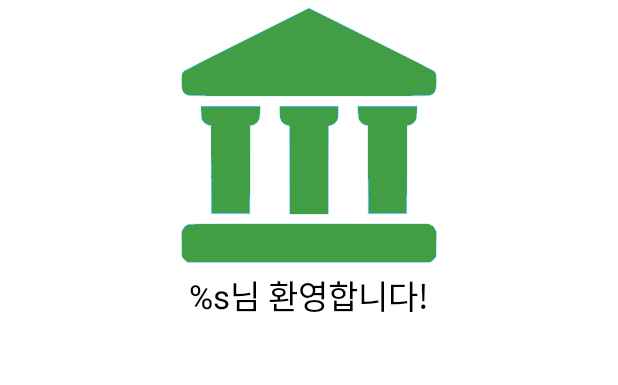
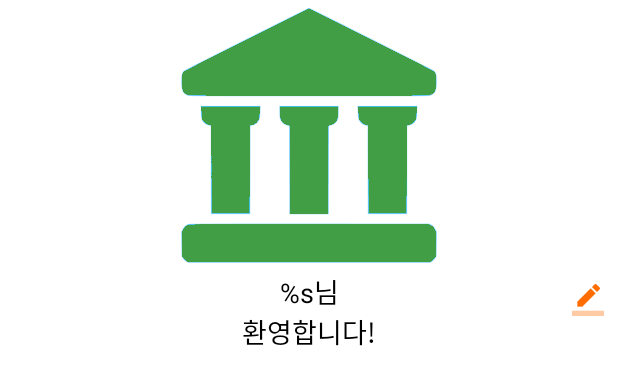
Before and after one commit to MoonGyeongHyeon/Meojium, an Android app: the layout navigation_header.xml on its own in the app's theme, with its tools: preview values and no code run, on a phone screen of 412 x 824 dp. Shown: the top 385 px of the screen. Run offline under Robolectric (Android 15) with nearby library versions, the phone set to English and light mode, and no system bars.

Commit message:
Add Changing Nickname Remove SettingNavigationMenu

```diff
--- a/app/src/main/AndroidManifest.xml
+++ b/app/src/main/AndroidManifest.xml
@@ -13,6 +13,7 @@
         android:allowBackup="false"
         android:icon="@mipmap/ic_launcher"
         android:label="@string/app_name"
+        android:largeHeap="true"
         android:roundIcon="@mipmap/ic_launcher_round"
         android:supportsRtl="true"
         android:theme="@style/AppTheme.NoActionBar"
--- a/app/src/main/java/com/moon/meojium/database/dao/UserDao.java
+++ b/app/src/main/java/com/moon/meojium/database/dao/UserDao.java
@@ -37,4 +37,8 @@ public class UserDao extends BaseRetrofitService {
     public Call<UpdateResult> addUser(String id, String nickname) {
         return service.addUser(id, nickname);
     }
+
+    public Call<UpdateResult> updateNickname(String id, String nickname) {
+        return service.updateNickname(id, nickname);
+    }
 }
--- a/app/src/main/java/com/moon/meojium/database/service/UserService.java
+++ b/app/src/main/java/com/moon/meojium/database/service/UserService.java
@@ -15,4 +15,8 @@ public interface UserService {
     @POST("/user/add")
     @FormUrlEncoded
     Call<UpdateResult> addUser(@Field("id") String id, @Field("nickname") String nickname);
+
+    @POST("/user/update")
+    @FormUrlEncoded
+    Call<UpdateResult> updateNickname(@Field("id") String id, @Field("nickname") String nickname);
 }
--- a/app/src/main/res/layout/navigation_header.xml
+++ b/app/src/main/res/layout/navigation_header.xml
@@ -11,12 +11,31 @@
         android:scaleType="center"
         android:src="@drawable/ic_museum" />
 
-    <TextView
-        android:id="@+id/textview_navigation_username"
+    <FrameLayout
         android:layout_width="match_parent"
         android:layout_height="wrap_content"
-        android:gravity="center"
-        android:textSize="@dimen/big_text_size"
-        tools:text="@string/navigation_username" />
+        android:orientation="horizontal">
+
+        <TextView
+            android:id="@+id/textview_navigation_nickname"
+            android:layout_width="match_parent"
+            android:layout_height="wrap_content"
+            android:layout_gravity="center"
+            android:gravity="center"
+            android:textSize="@dimen/large_text_size"
+            tools:text="@string/navigation_nickname" />
+
+        <ImageView
+            android:id="@+id/imageview_navigation_change_nickname"
+            android:layout_width="40dp"
+            android:layout_height="40dp"
+            android:layout_gravity="end"
+            android:padding="8dp"
+            android:layout_marginBottom="16dp"
+            android:src="@drawable/ic_change_nickname"
+            android:clickable="true"
+            android:background="@drawable/ripple_button_click"/>
+
+    </FrameLayout>
 
 </LinearLayout>
--- a/app/src/main/res/menu/navigation_home.xml
+++ b/app/src/main/res/menu/navigation_home.xml
@@ -12,11 +12,6 @@
             android:checkable="false"
             android:icon="@drawable/ic_interested_museum"
             android:title="@string/navigation_interested_museum" />
-        <item
-            android:id="@+id/navigation_setting"
-            android:checkable="false"
-            android:icon="@drawable/ic_setting"
-            android:title="@string/navigation_setting" />
     </group>
 
     <item
--- a/app/src/main/res/values/strings.xml
+++ b/app/src/main/res/values/strings.xml
@@ -24,7 +24,7 @@
     <string name="home_history">역사깊은 박물관</string>
     <string name="home_nearby">주변 박물관 찾아보기</string>
     <string name="home_tasting">박물관 맛보기</string>
-    <string name="navigation_username">%s님 환영합니다!</string>
+    <string name="navigation_nickname">%s님\n환영합니다!</string>
     <string name="hint_search">검색</string>
     <string name="search_log_nothing_data">최근 검색 기록이 없습니다.</string>
     <string name="review_all">전체 리뷰</string>
```
Also changed, not shown: app/src/main/java/com/moon/meojium/ui/home/HomeActivity.java (+72 -6 lines), app/src/main/ic_change_nickname-web.png (added), app/src/main/res/drawable-hdpi/ic_change_nickname.png (added).
